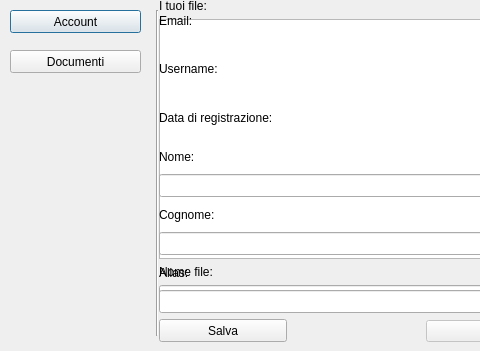
Old version of the form client/src/ui/openfiledialog.ui in the repository klaalk/klapklap; both pictures show x 0 to 480 and y 0 to 351 of the 731 by 351 pixel window.
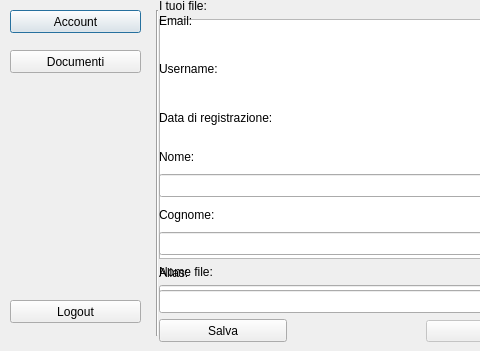
New version of the form.

Diff of the .ui file:
```diff
--- a/client/src/ui/openfiledialog.ui
+++ b/client/src/ui/openfiledialog.ui
@@ -443,6 +443,25 @@
     </item>
    </layout>
   </widget>
+  <widget class="QPushButton" name="logoutBtn">
+   <property name="geometry">
+    <rect>
+     <x>10</x>
+     <y>300</y>
+     <width>131</width>
+     <height>23</height>
+    </rect>
+   </property>
+   <property name="cursor">
+    <cursorShape>PointingHandCursor</cursorShape>
+   </property>
+   <property name="styleSheet">
+    <string notr="true"/>
+   </property>
+   <property name="text">
+    <string>Logout</string>
+   </property>
+  </widget>
   <zorder>accountBtn</zorder>
   <zorder>documentiBtn</zorder>
   <zorder>verticalLine</zorder>
```
Left out of the diff: 1 changed line with no effect on the pictures.
